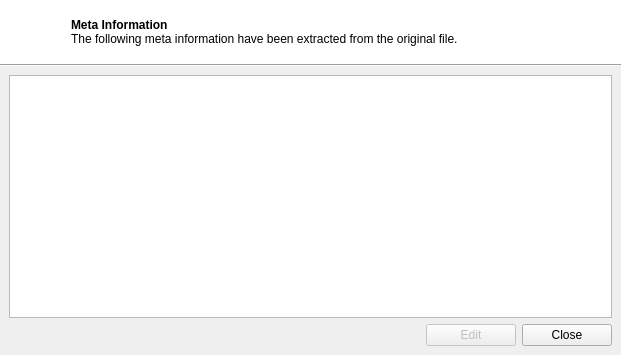
Old version of the form LameXP_QT/gui/MetaInfo.ui in the repository manojkumardshenoy/mulder.
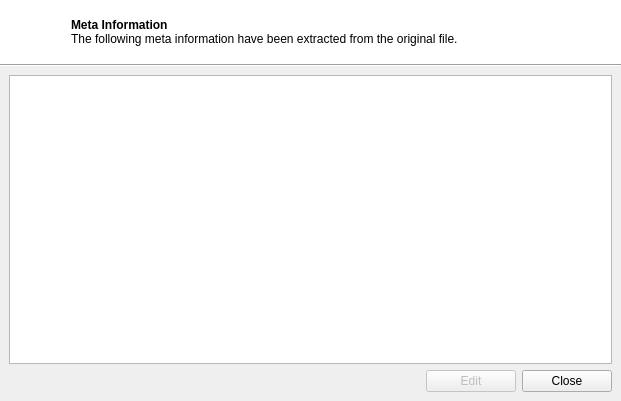
New version of the form. Icons and pictures are not drawn.

Commit message: [LameXP Qt] More complete meta info dialog.

Patch:
```diff
--- a/LameXP_QT/gui/MetaInfo.ui
+++ b/LameXP_QT/gui/MetaInfo.ui
@@ -7,7 +7,7 @@
     <x>0</x>
     <y>0</y>
     <width>621</width>
-    <height>355</height>
+    <height>401</height>
    </rect>
   </property>
   <property name="windowTitle">
```
Left out of the diff: 2 changed lines with no effect on the pictures. The commit also changes 6 other files.
